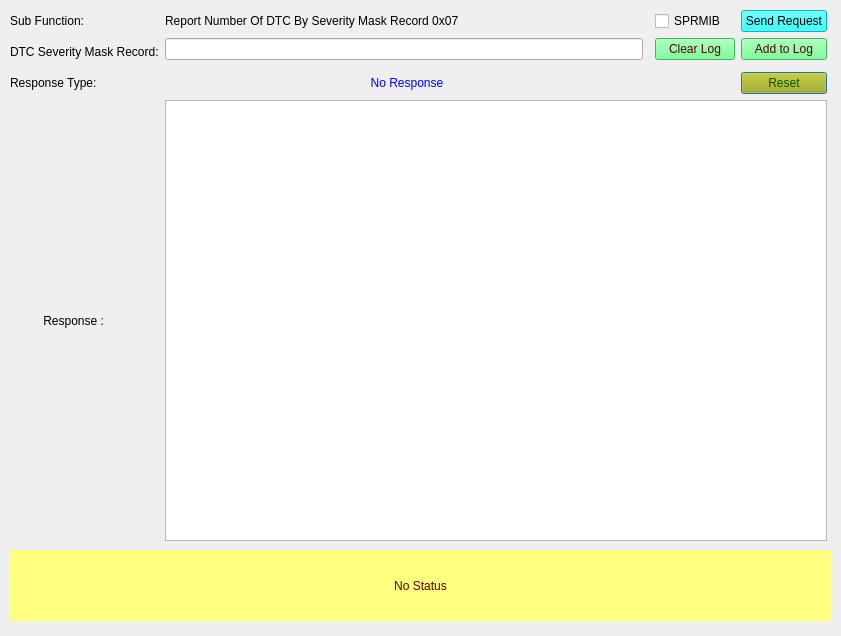
This is SID_19_07.ui in VicharaVandana/ProxiCan as Qt 5 draws it before an edit. The edited form follows.
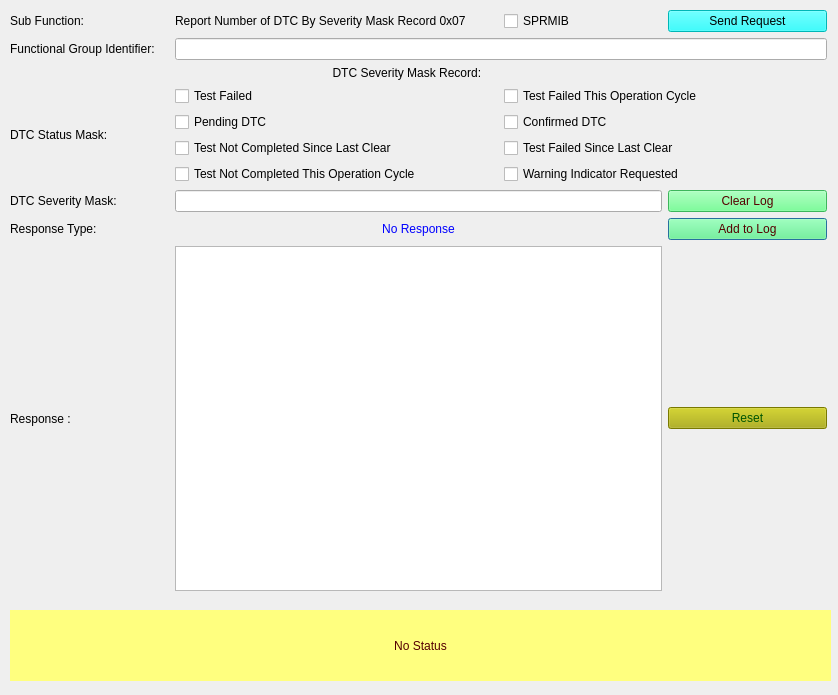
This is the edited form.

```diff
--- a/SID_19_07.ui
+++ b/SID_19_07.ui
@@ -6,8 +6,8 @@
    <rect>
     <x>0</x>
     <y>0</y>
-    <width>841</width>
-    <height>636</height>
+    <width>838</width>
+    <height>695</height>
    </rect>
   </property>
   <property name="windowTitle">
@@ -17,7 +17,7 @@
    <property name="geometry">
     <rect>
      <x>10</x>
-     <y>550</y>
+     <y>610</y>
      <width>821</width>
      <height>71</height>
     </rect>
@@ -43,17 +43,119 @@
      <x>10</x>
      <y>10</y>
      <width>817</width>
-     <height>531</height>
+     <height>581</height>
     </rect>
    </property>
    <layout class="QGridLayout" name="gridLayout_2">
     <property name="sizeConstraint">
      <enum>QLayout::SetNoConstraint</enum>
     </property>
-    <item row="6" column="1" colspan="4">
-     <widget class="QTextBrowser" name="textBrowser_Resp"/>
+    <item row="8" column="4">
+     <widget class="QPushButton" name="pushButton_appendLog">
+      <property name="styleSheet">
+       <string notr="true">background-color: rgb(85, 255, 127);
+color: rgb(85, 0, 0);</string>
+      </property>
+      <property name="text">
+       <string>Add to Log</string>
+      </property>
+     </widget>
     </item>
-    <item row="3" column="4">
+    <item row="11" column="0">
+     <widget class="QLabel" name="label_4">
+      <property name="text">
+       <string>Response : </string>
+      </property>
+     </widget>
+    </item>
+    <item row="7" column="4">
+     <widget class="QPushButton" name="pushButton_clearLog">
+      <property name="styleSheet">
+       <string notr="true">background-color: rgb(85, 255, 127);
+color: rgb(85, 0, 0);</string>
+      </property>
+      <property name="text">
+       <string>Clear Log</string>
+      </property>
+     </widget>
+    </item>
+    <item row="0" column="1" colspan="2">
+     <widget class="QLabel" name="subFunction_Name">
+      <property name="text">
+       <string>Report Number of DTC By Severity Mask Record 0x07</string>
+      </property>
+     </widget>
+    </item>
+    <item row="0" column="0">
+     <widget class="QLabel" name="label_subFunction">
+      <property name="text">
+       <string>Sub Function:</string>
+      </property>
+     </widget>
+    </item>
+    <item row="1" column="1" colspan="4">
+     <widget class="QLineEdit" name="lineEdit">
+      <property name="toolTip">
+       <string>&lt;html&gt;&lt;head/&gt;&lt;body&gt;&lt;p&gt;Enter Functional Group Identifier in &lt;span style=&quot; font-weight:600;&quot;&gt;1-byte hexadecimal format&lt;/span&gt;&lt;/p&gt;&lt;/body&gt;&lt;/html&gt;</string>
+      </property>
+     </widget>
+    </item>
+    <item row="5" column="1" colspan="4">
+     <layout class="QHBoxLayout" name="horizontalLayout_4">
+      <item>
+       <widget class="QCheckBox" name="checkBox_statusMask_bit4">
+        <property name="toolTip">
+         <string>&lt;html&gt;&lt;head/&gt;&lt;body&gt;&lt;p&gt;&lt;span style=&quot; font-family:'ui-sans-serif','-apple-system','system-ui','Segoe UI','Helvetica','Apple Color Emoji','Arial','sans-serif','Segoe UI Emoji','Segoe UI Symbol'; font-size:16px; color:#0d0d0d; background-color:#ffffff;&quot;&gt;Selecting this indicates the DTC test has&lt;/span&gt;&lt;span style=&quot; font-family:'ui-sans-serif','-apple-system','system-ui','Segoe UI','Helvetica','Apple Color Emoji','Arial','sans-serif','Segoe UI Emoji','Segoe UI Symbol'; font-size:16px; font-style:italic; color:#0d0d0d; background-color:#ffffff;&quot;/&gt;&lt;span style=&quot; font-family:'ui-sans-serif','-apple-system','system-ui','Segoe UI','Helvetica','Apple Color Emoji','Arial','sans-serif','Segoe UI Emoji','Segoe UI Symbol'; font-size:16px; font-weight:600; font-style:italic; color:#0d0d0d; background-color:#ffffff;&quot;&gt;not completed &lt;/span&gt;&lt;span style=&quot; font-family:'ui-sans-serif','-apple-system','system-ui','Segoe UI','Helvetica','Apple Color Emoji','Arial','sans-serif','Segoe UI Emoji','Segoe UI Symbol'; font-size:16px; font-style:italic; color:#0d0d0d; background-color:#ffffff;&quot;&gt;since the last DTC code clear&lt;/span&gt;&lt;span style=&quot; font-family:'ui-sans-serif','-apple-system','system-ui','Segoe UI','Helvetica','Apple Color Emoji','Arial','sans-serif','Segoe UI Emoji','Segoe UI Symbol'; font-size:16px; color:#0d0d0d; background-color:#ffffff;&quot;&gt;.&lt;/span&gt;&lt;/p&gt;&lt;/body&gt;&lt;/html&gt;</string>
+        </property>
+        <property name="text">
+         <string>Test Not Completed Since Last Clear</string>
+        </property>
+       </widget>
+      </item>
+      <item>
+       <widget class="QCheckBox" name="checkBox_statusMask_bit5">
+        <property name="toolTip">
+         <string>&lt;html&gt;&lt;head/&gt;&lt;body&gt;&lt;p&gt;&lt;span style=&quot; font-family:'ui-sans-serif','-apple-system','system-ui','Segoe UI','Helvetica','Apple Color Emoji','Arial','sans-serif','Segoe UI Emoji','Segoe UI Symbol'; font-size:16px; color:#0d0d0d; background-color:#ffffff;&quot;&gt;Selecting this indicates the DTC test&lt;/span&gt;&lt;span style=&quot; font-family:'ui-sans-serif','-apple-system','system-ui','Segoe UI','Helvetica','Apple Color Emoji','Arial','sans-serif','Segoe UI Emoji','Segoe UI Symbol'; font-size:16px; font-style:italic; color:#0d0d0d; background-color:#ffffff;&quot;&gt; has &lt;/span&gt;&lt;span style=&quot; font-family:'ui-sans-serif','-apple-system','system-ui','Segoe UI','Helvetica','Apple Color Emoji','Arial','sans-serif','Segoe UI Emoji','Segoe UI Symbol'; font-size:16px; font-weight:600; font-style:italic; color:#0d0d0d; background-color:#ffffff;&quot;&gt;failed &lt;/span&gt;&lt;span style=&quot; font-family:'ui-sans-serif','-apple-system','system-ui','Segoe UI','Helvetica','Apple Color Emoji','Arial','sans-serif','Segoe UI Emoji','Segoe UI Symbol'; font-size:16px; font-style:italic; color:#0d0d0d; background-color:#ffffff;&quot;&gt;at least once since the last code clear.&lt;/span&gt;&lt;/p&gt;&lt;/body&gt;&lt;/html&gt;</string>
+        </property>
+        <property name="text">
+         <string>Test Failed Since Last Clear</string>
+        </property>
+       </widget>
+      </item>
+     </layout>
+    </item>
+    <item row="1" column="0">
+     <widget class="QLabel" name="label">
+      <property name="text">
+       <string>Functional Group Identifier:  </string>
+      </property>
+     </widget>
+    </item>
+    <item row="4" column="1" colspan="4">
+     <layout class="QHBoxLayout" name="horizontalLayout_3">
+      <item>
+       <widget class="QCheckBox" name="checkBox_statusMask_bit2">
+        <property name="toolTip">
+         <string>&lt;html&gt;&lt;head/&gt;&lt;body&gt;&lt;p&gt;&lt;span style=&quot; font-family:'ui-sans-serif','-apple-system','system-ui','Segoe UI','Helvetica','Apple Color Emoji','Arial','sans-serif','Segoe UI Emoji','Segoe UI Symbol'; font-size:16px; color:#0d0d0d; background-color:#ffffff;&quot;&gt;Selecting this indicates the DTC has failed in the current or previous operation cycle and is &lt;/span&gt;&lt;span style=&quot; font-family:'ui-sans-serif','-apple-system','system-ui','Segoe UI','Helvetica','Apple Color Emoji','Arial','sans-serif','Segoe UI Emoji','Segoe UI Symbol'; font-size:16px; font-weight:600; font-style:italic; color:#0d0d0d; background-color:#ffffff;&quot;&gt;pending  .&lt;/span&gt;&lt;/p&gt;&lt;/body&gt;&lt;/html&gt;</string>
+        </property>
+        <property name="text">
+         <string>Pending DTC</string>
+        </property>
+       </widget>
+      </item>
+      <item>
+       <widget class="QCheckBox" name="checkBox_statusMask_bit3">
+        <property name="toolTip">
+         <string>&lt;html&gt;&lt;head/&gt;&lt;body&gt;&lt;p align=&quot;justify&quot;&gt;&lt;span style=&quot; font-family:'ui-sans-serif','-apple-system','system-ui','Segoe UI','Helvetica','Apple Color Emoji','Arial','sans-serif','Segoe UI Emoji','Segoe UI Symbol'; font-size:16px; color:#0d0d0d; background-color:#ffffff;&quot;&gt;Selecting this indicates that the fault has been continuously active for a specific monitoring routine and is matured enough in the current operation cycle so that it can be said confirmed. &lt;/span&gt;&lt;/p&gt;&lt;/body&gt;&lt;/html&gt;</string>
+        </property>
+        <property name="text">
+         <string>Confirmed DTC</string>
+        </property>
+       </widget>
+      </item>
+     </layout>
+    </item>
+    <item row="11" column="4">
      <widget class="QPushButton" name="pushButton_reset">
       <property name="styleSheet">
        <string notr="true">background-color: rgb(170, 170, 0);
@@ -65,7 +167,7 @@
       </property>
      </widget>
     </item>
-    <item row="3" column="1" colspan="2">
+    <item row="8" column="1" colspan="3">
      <widget class="QLabel" name="label_ResType">
       <property name="autoFillBackground">
        <bool>false</bool>
@@ -81,13 +183,6 @@
       </property>
      </widget>
     </item>
-    <item row="1" column="1">
-     <widget class="QLineEdit" name="lineEdit_DTCSevMaskRec">
-      <property name="toolTip">
-       <string>&lt;html&gt;&lt;head/&gt;&lt;body&gt;&lt;p&gt;Enter DTC Severity Mask Record in hexadecimal format of 2 Bytes&lt;/p&gt;&lt;/body&gt;&lt;/html&gt;</string>
-      </property>
-     </widget>
-    </item>
     <item row="0" column="3">
      <widget class="QCheckBox" name="checkBox_suppressposmsg">
       <property name="toolTip">
@@ -98,53 +193,99 @@
       </property>
      </widget>
     </item>
-    <item row="3" column="0">
+    <item row="8" column="0">
      <widget class="QLabel" name="label_5">
       <property name="text">
        <string>Response Type: </string>
       </property>
      </widget>
     </item>
-    <item row="1" column="3">
-     <widget class="QPushButton" name="pushButton_clearLog">
-      <property name="styleSheet">
-       <string notr="true">background-color: rgb(85, 255, 127);
-color: rgb(85, 0, 0);</string>
-      </property>
-      <property name="text">
-       <string>Clear Log</string>
-      </property>
-     </widget>
+    <item row="11" column="1" colspan="3">
+     <widget class="QTextBrowser" name="textBrowser_Resp"/>
     </item>
-    <item row="0" column="1" colspan="2">
-     <widget class="QLabel" name="subFunction_Name">
-      <property name="text">
-       <string>Report Number Of DTC By Severity Mask Record 0x07</string>
-      </property>
-     </widget>
+    <item row="2" column="0" colspan="5">
+     <layout class="QHBoxLayout" name="horizontalLayout_2">
+      <item>
+       <widget class="QLabel" name="label_DTCSVMREC">
+        <property name="toolTip">
+         <string>&lt;html&gt;&lt;head/&gt;&lt;body&gt;&lt;p&gt;Enter DTC Severity Mask Record in 2&lt;span style=&quot; font-weight:600;&quot;&gt;-byte hexadecimal format&lt;/span&gt; including&lt;span style=&quot; font-weight:600;&quot;/&gt;DTC Status Mask (1-byte) &amp;amp; DTC Severity Mask(1-byte)&lt;/p&gt;&lt;p&gt;&lt;br/&gt;&lt;/p&gt;&lt;/body&gt;&lt;/html&gt;</string>
+        </property>
+        <property name="text">
+         <string>                                                                          DTC Severity Mask Record:                                                                                 </string>
+        </property>
+        <property name="alignment">
+         <set>Qt::AlignCenter</set>
+        </property>
+       </widget>
+      </item>
+     </layout>
     </item>
-    <item row="1" column="4">
-     <widget class="QPushButton" name="pushButton_appendLog">
-      <property name="styleSheet">
-       <string notr="true">background-color: rgb(85, 255, 127);
-color: rgb(85, 0, 0);</string>
+    <item row="6" column="1" colspan="4">
+     <layout class="QHBoxLayout" name="horizontalLayout_5">
+      <item>
+       <widget class="QCheckBox" name="checkBox_statusMask_bit6">
+        <property name="toolTip">
+         <string>&lt;html&gt;&lt;head/&gt;&lt;body&gt;&lt;p&gt;&lt;span style=&quot; font-family:'ui-sans-serif','-apple-system','system-ui','Segoe UI','Helvetica','Apple Color Emoji','Arial','sans-serif','Segoe UI Emoji','Segoe UI Symbol'; font-size:16px; color:#0d0d0d; background-color:#ffffff;&quot;&gt;Selecting this indicates the DTC test has &lt;/span&gt;&lt;span style=&quot; font-family:'ui-sans-serif','-apple-system','system-ui','Segoe UI','Helvetica','Apple Color Emoji','Arial','sans-serif','Segoe UI Emoji','Segoe UI Symbol'; font-size:16px; font-weight:600; font-style:italic; color:#0d0d0d; background-color:#ffffff;&quot;&gt;not completed &lt;/span&gt;&lt;span style=&quot; font-family:'ui-sans-serif','-apple-system','system-ui','Segoe UI','Helvetica','Apple Color Emoji','Arial','sans-serif','Segoe UI Emoji','Segoe UI Symbol'; font-size:16px; font-style:italic; color:#0d0d0d; background-color:#ffffff;&quot;&gt;during this  current operation cycle.&lt;/span&gt;&lt;/p&gt;&lt;/body&gt;&lt;/html&gt;</string>
+        </property>
+        <property name="text">
+         <string>Test Not Completed This Operation Cycle</string>
+        </property>
+       </widget>
+      </item>
+      <item>
+       <widget class="QCheckBox" name="checkBox_statusMask_bit7">
+        <property name="toolTip">
+         <string>&lt;html&gt;&lt;head/&gt;&lt;body&gt;&lt;p&gt;&lt;span style=&quot; font-family:'ui-sans-serif','-apple-system','system-ui','Segoe UI','Helvetica','Apple Color Emoji','Arial','sans-serif','Segoe UI Emoji','Segoe UI Symbol'; font-size:16px; color:#0d0d0d; background-color:#ffffff;&quot;&gt;Selecting this indicates that the server is requesting the &lt;/span&gt;&lt;span style=&quot; font-family:'ui-sans-serif','-apple-system','system-ui','Segoe UI','Helvetica','Apple Color Emoji','Arial','sans-serif','Segoe UI Emoji','Segoe UI Symbol'; font-size:16px; font-weight:600; font-style:italic; color:#0d0d0d; background-color:#ffffff;&quot;&gt;warning indicator &lt;/span&gt;&lt;span style=&quot; font-family:'ui-sans-serif','-apple-system','system-ui','Segoe UI','Helvetica','Apple Color Emoji','Arial','sans-serif','Segoe UI Emoji','Segoe UI Symbol'; font-size:16px; font-style:italic; color:#0d0d0d; background-color:#ffffff;&quot;&gt; to be active.&lt;/span&gt;&lt;/p&gt;&lt;/body&gt;&lt;/html&gt;</string>
+        </property>
+        <property name="text">
+         <string>Warning Indicator Requested</string>
+        </property>
+       </widget>
+      </item>
+     </layout>
+    </item>
+    <item row="3" column="1" colspan="4">
+     <layout class="QHBoxLayout" name="horizontalLayout">
+      <item>
+       <widget class="QCheckBox" name="checkBox_statusMask_bit0">
+        <property name="toolTip">
+         <string>&lt;html&gt;&lt;head/&gt;&lt;body&gt;&lt;p&gt;&lt;span style=&quot; font-family:'ui-sans-serif','-apple-system','system-ui','Segoe UI','Helvetica','Apple Color Emoji','Arial','sans-serif','Segoe UI Emoji','Segoe UI Symbol'; font-size:16px; color:#0d0d0d; background-color:#ffffff;&quot;&gt;Selecting this indicates the &lt;/span&gt;&lt;span style=&quot; font-family:'ui-sans-serif','-apple-system','system-ui','Segoe UI','Helvetica','Apple Color Emoji','Arial','sans-serif','Segoe UI Emoji','Segoe UI Symbol'; font-size:16px; font-weight:600; color:#0d0d0d; background-color:#ffffff;&quot;&gt;DTC test &lt;/span&gt;&lt;span style=&quot; font-family:'ui-sans-serif','-apple-system','system-ui','Segoe UI','Helvetica','Apple Color Emoji','Arial','sans-serif','Segoe UI Emoji','Segoe UI Symbol'; font-size:16px; color:#0d0d0d; background-color:#ffffff;&quot;&gt;has &lt;/span&gt;&lt;span style=&quot; font-family:'ui-sans-serif','-apple-system','system-ui','Segoe UI','Helvetica','Apple Color Emoji','Arial','sans-serif','Segoe UI Emoji','Segoe UI Symbol'; font-size:16px; font-weight:600; color:#0d0d0d; background-color:#ffffff;&quot;&gt;matured as a failure&lt;/span&gt;&lt;span style=&quot; font-family:'ui-sans-serif','-apple-system','system-ui','Segoe UI','Helvetica','Apple Color Emoji','Arial','sans-serif','Segoe UI Emoji','Segoe UI Symbol'; font-size:16px; color:#0d0d0d; background-color:#ffffff;&quot;&gt;, confirming the fault as present.&lt;/span&gt;&lt;/p&gt;&lt;/body&gt;&lt;/html&gt;</string>
+        </property>
+        <property name="text">
+         <string>Test Failed</string>
+        </property>
+       </widget>
+      </item>
+      <item>
+       <widget class="QCheckBox" name="checkBox_statusMask_bit1">
+        <property name="toolTip">
+         <string>&lt;html&gt;&lt;head/&gt;&lt;body&gt;&lt;p&gt;&lt;span style=&quot; font-family:'ui-sans-serif','-apple-system','system-ui','Segoe UI','Helvetica','Apple Color Emoji','Arial','sans-serif','Segoe UI Emoji','Segoe UI Symbol'; font-size:16px; color:#0d0d0d; background-color:#ffffff;&quot;&gt;Selecting this indicates the &lt;/span&gt;&lt;span style=&quot; font-family:'ui-sans-serif','-apple-system','system-ui','Segoe UI','Helvetica','Apple Color Emoji','Arial','sans-serif','Segoe UI Emoji','Segoe UI Symbol'; font-size:16px; font-weight:600; font-style:italic; color:#0d0d0d; background-color:#ffffff;&quot;&gt;DTC test failed  &lt;/span&gt;&lt;span style=&quot; font-family:'ui-sans-serif','-apple-system','system-ui','Segoe UI','Helvetica','Apple Color Emoji','Arial','sans-serif','Segoe UI Emoji','Segoe UI Symbol'; font-size:16px; color:#0d0d0d; background-color:#ffffff;&quot;&gt;during the &lt;/span&gt;&lt;span style=&quot; font-family:'ui-sans-serif','-apple-system','system-ui','Segoe UI','Helvetica','Apple Color Emoji','Arial','sans-serif','Segoe UI Emoji','Segoe UI Symbol'; font-size:16px; font-weight:600; color:#0d0d0d; background-color:#ffffff;&quot;&gt;current operation cycle&lt;/span&gt;&lt;span style=&quot; font-family:'ui-sans-serif','-apple-system','system-ui','Segoe UI','Helvetica','Apple Color Emoji','Arial','sans-serif','Segoe UI Emoji','Segoe UI Symbol'; font-size:16px; color:#0d0d0d; background-color:#ffffff;&quot;&gt;.&lt;/span&gt;&lt;/p&gt;&lt;/body&gt;&lt;/html&gt;</string>
+        </property>
+        <property name="text">
+         <string>Test Failed This Operation Cycle</string>
+        </property>
+       </widget>
+      </item>
+     </layout>
+    </item>
+    <item row="7" column="1" colspan="3">
+     <widget class="QLineEdit" name="lineEdit_DTCSM">
+      <property name="toolTip">
+       <string>&lt;html&gt;&lt;head/&gt;&lt;body&gt;&lt;p&gt;Enter DTC Severity Mask in &lt;span style=&quot; font-weight:600;&quot;&gt;1-byte hexadecimal format&lt;/span&gt;&lt;/p&gt;&lt;/body&gt;&lt;/html&gt;</string>
       </property>
-      <property name="text">
-       <string>Add to Log</string>
-      </property>
      </widget>
     </item>
-    <item row="0" column="0">
-     <widget class="QLabel" name="label_subFunction">
+    <item row="3" column="0" rowspan="4">
+     <widget class="QLabel" name="DTCStatusMask_label">
       <property name="text">
-       <string>Sub Function:</string>
+       <string>DTC Status Mask:</string>
       </property>
      </widget>
     </item>
-    <item row="6" column="0">
-     <widget class="QLabel" name="label_4">
+    <item row="7" column="0">
+     <widget class="QLabel" name="label_DTCSM">
       <property name="text">
-       <string>          Response : </string>
+       <string>DTC Severity Mask:</string>
       </property>
      </widget>
     </item>
@@ -163,13 +304,6 @@
       </property>
      </widget>
     </item>
-    <item row="1" column="0" rowspan="2">
-     <widget class="QLabel" name="DTCSeverityMaskRec_label">
-      <property name="text">
-       <string>DTC Severity Mask Record:</string>
-      </property>
-     </widget>
-    </item>
    </layout>
   </widget>
  </widget>
```
Left out of the diff: 2 changed lines with no effect on the pictures.
